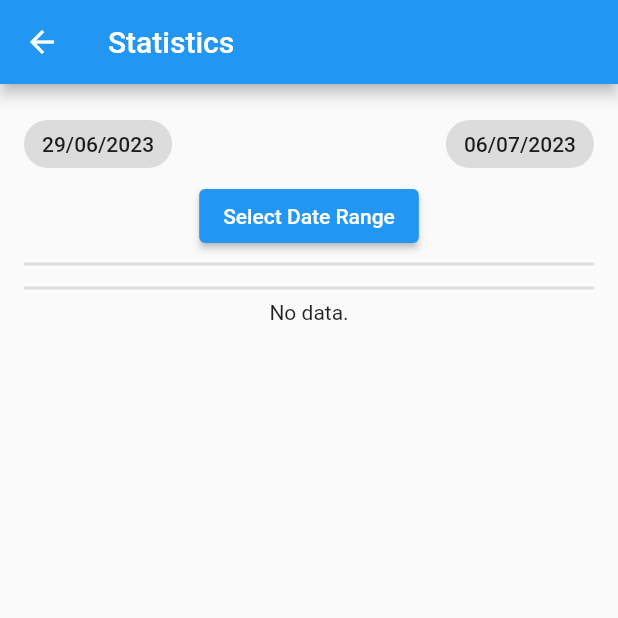
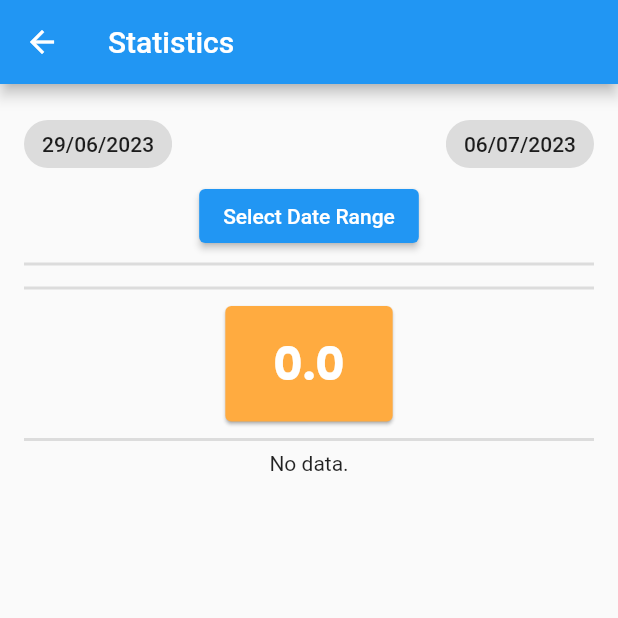
Before and after one commit to Phuc-code-2001/free-budget-manager, a Flutter app: the screen it shows after launch, after a tap on "Statistics", on a phone screen of 412 x 824 dp, the top half of it. Run offline on Flutter 3.47's test engine with Material 2 defaults, Android fonts, the phone set to English and light mode, and no system bars; our stand-ins replace fl_chart, google_fonts, shared_preferences.

Commit message:
optimize statistic ui

```diff
--- a/lib/screens/statistics_screen.dart
+++ b/lib/screens/statistics_screen.dart
@@ -4,11 +4,11 @@ import 'package:flutter/material.dart';
 import 'package:fl_chart/fl_chart.dart';
 import 'package:free_budget/models/category.dart';
 import 'package:intl/intl.dart';
+import 'package:google_fonts/google_fonts.dart';
 
 import '../models/expense.dart';
 
 class StatisticsScreen extends StatefulWidget {
-
   final List<Expense> expenses;
   const StatisticsScreen({Key? key, required this.expenses}) : super(key: key);
 
@@ -17,7 +17,6 @@ class StatisticsScreen extends StatefulWidget {
 }
 
 class StatisticsScreenState extends State<StatisticsScreen> {
-
   DateTime startDate = DateTime.now().subtract(const Duration(days: 7));
   DateTime endDate = DateTime.now();
 
@@ -27,16 +26,17 @@ class StatisticsScreenState extends State<StatisticsScreen> {
   }
 
   Future<void> pickDateRange() async {
-
     DateTimeRange? selectedDateRange = await showDateRangePicker(
       context: context,
       firstDate: DateTime(1900),
-      lastDate: DateTime(2100),
+      lastDate: DateTime.now().add(const Duration(days: 366)),
       initialDateRange: DateTimeRange(start: startDate, end: endDate),
       currentDate: endDate,
     );
 
-    if (selectedDateRange == null || selectedDateRange.duration.inDays <= 0) return;
+    if (selectedDateRange == null || selectedDateRange.duration.inDays <= 0) {
+      return;
+    }
 
     setState(() {
       startDate = selectedDateRange.start;
@@ -51,12 +51,14 @@ class StatisticsScreenState extends State<StatisticsScreen> {
   Map<Category, double> getCategoryStatistics(List<Expense> expenses) {
     Map<Category, double> result = {};
     for (Expense exp in expenses) {
-      result.update(exp.category, (amount) => amount += exp.amount, ifAbsent: () => exp.amount);
+      result.update(exp.category, (amount) => amount += exp.amount,
+          ifAbsent: () => exp.amount);
     }
     return result;
   }
 
-  List<MapEntry<Category, double>> getSortedCategoryStatistics(List<Expense> expenses) {
+  List<MapEntry<Category, double>> getSortedCategoryStatistics(
+      List<Expense> expenses) {
     final statistics = getCategoryStatistics(expenses);
 
     final result = statistics.entries.toList();
@@ -65,14 +67,14 @@ class StatisticsScreenState extends State<StatisticsScreen> {
   }
 
   List<PieChartSectionData> getSectionDataSet(List<Expense> expenses) {
-
     final result = <PieChartSectionData>[];
     final generator = Random();
     Map<Category, double> categories = getCategoryStatistics(expenses);
     double total = getTotalAmount(expenses);
 
     for (Category category in categories.keys) {
-      final genColor = Colors.primaries[generator.nextInt(Colors.primaries.length)];
+      final genColor =
+          Colors.primaries[generator.nextInt(Colors.primaries.length)];
       final percentage = categories[category]! / total * 100;
       final pieData = PieChartSectionData(
         value: categories[category],
@@ -101,8 +103,10 @@ class StatisticsScreenState extends State<StatisticsScreen> {
 
   @override
   Widget build(BuildContext context) {
-
-    List<Expense> filteredExpenses = widget.expenses.where((x) => x.date.compareTo(endDate) <= 0 && x.date.compareTo(startDate) >= 0).toList();
+    List<Expense> filteredExpenses = widget.expenses
+        .where((x) =>
+            x.date.compareTo(endDate) <= 0 && x.date.compareTo(startDate) >= 0)
+        .toList();
     final sections = getSectionDataSet(filteredExpenses);
 
     return Scaffold(
@@ -135,7 +139,6 @@ class StatisticsScreenState extends State<StatisticsScreen> {
             const Divider(
               thickness: 2,
             ),
-
             Wrap(
                 children: getSortedCategoryStatistics(filteredExpenses)
                     .map((i) => Padding(
@@ -147,14 +150,35 @@ class StatisticsScreenState extends State<StatisticsScreen> {
                             ),
                             label: Text(i.value.toStringAsFixed(1)),
                           ),
-              )).toList()
+                        ))
+                    .toList()),
+            const Divider(
+              thickness: 2,
             ),
-
+            Card(
+              color: Colors.orangeAccent,
+              shadowColor: Colors.grey, // Change this to your preferred color
+              child: Padding(
+                padding: const EdgeInsets.only(
+                    top: 16, bottom: 16, right: 32, left: 32),
+                child: Text(
+                  getTotalAmount(filteredExpenses).toStringAsFixed(1),
+                  style: GoogleFonts.poppins(
+                    textStyle: const TextStyle(
+                        fontSize: 30,
+                        color: Colors.white,
+                        fontWeight: FontWeight.bold),
+                  ),
+                ),
+              ),
+            ),
             const Divider(
               thickness: 2,
             ),
             Expanded(
-              child: filteredExpenses.isEmpty ? const Text("No data.") : PieChart(
+              child: filteredExpenses.isEmpty
+                  ? const Text("No data.")
+                  : PieChart(
                       PieChartData(
                         borderData: FlBorderData(
                           show: true,
@@ -165,8 +189,6 @@ class StatisticsScreenState extends State<StatisticsScreen> {
                       ),
                     ),
             ),
-
-
           ],
         ),
       ),
--- a/pubspec.yaml
+++ b/pubspec.yaml
@@ -13,6 +13,7 @@ dependencies:
   intl: ^0.17.0
   shared_preferences: ^2.0.12
   fl_chart: ^0.63.0
+  google_fonts: ^5.1.0
 
 dev_dependencies:
   flutter_test:
```
Also changed, not shown: pubspec.lock, 1 other file. Lines whose indentation alone changed are shown as unchanged.
